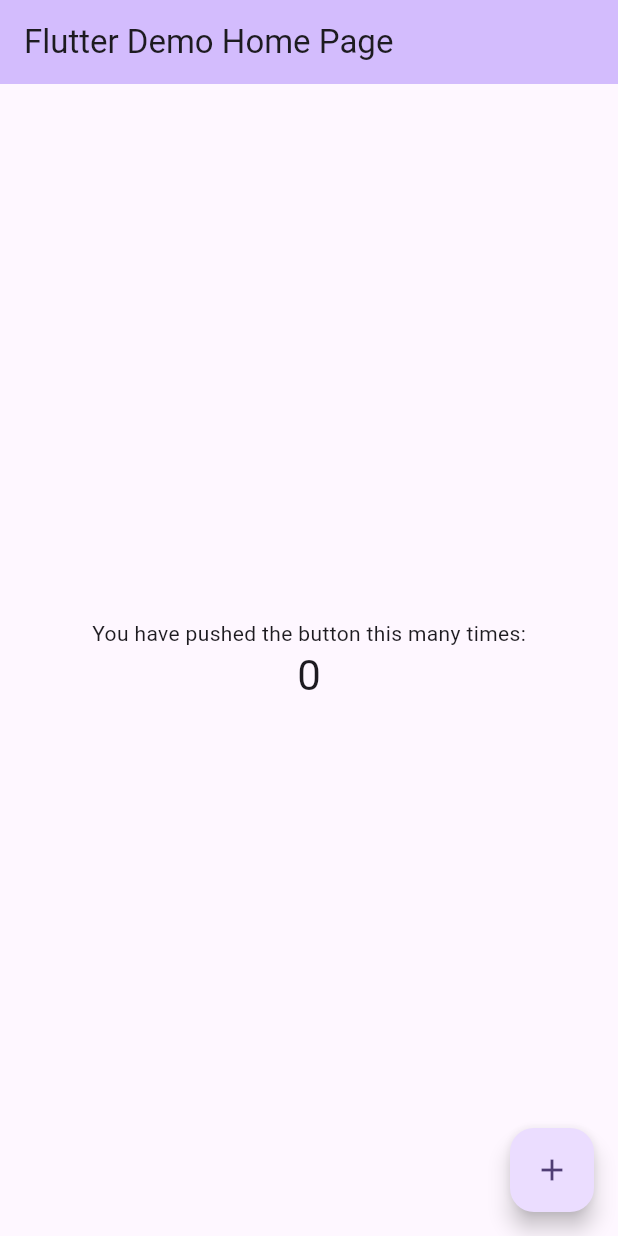
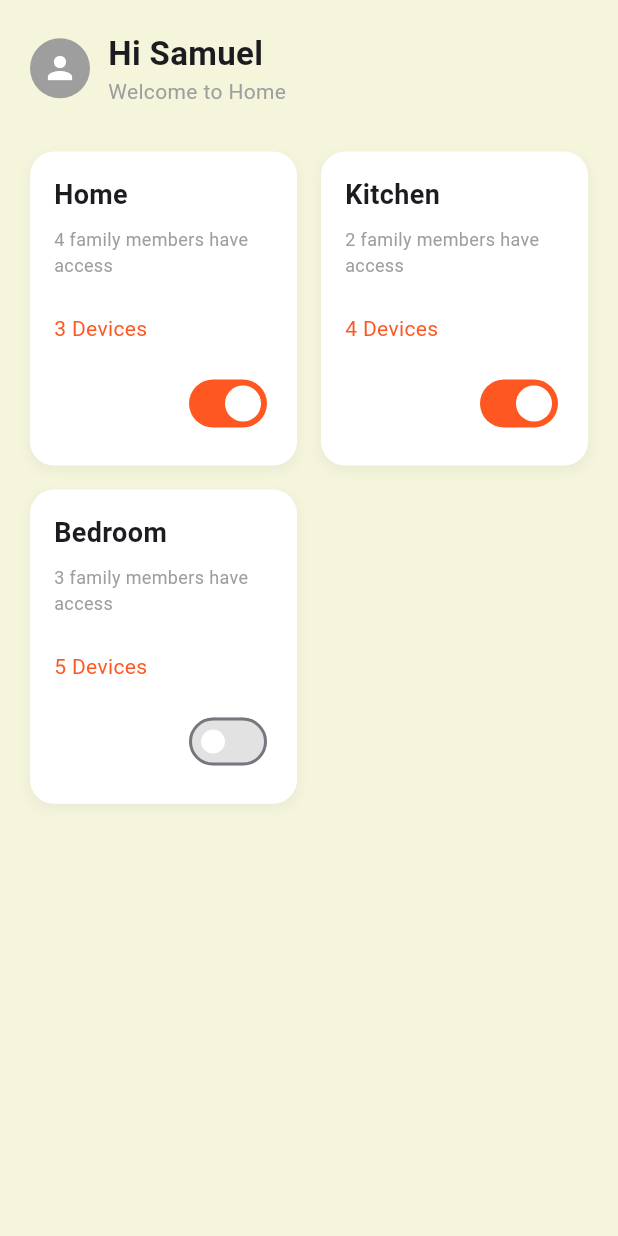
Before and after one commit to Hackathon-M1-Equipe-1/mobile, a Flutter app: the screen it shows after launch, on a phone screen of 412 x 824 dp. Run offline on Flutter 3.47's test engine with Material 3 defaults, Android fonts, the phone set to English and light mode, and no system bars; our stand-ins replace firebase_core; accounts and stored records are empty; Roboto replaces fonts that are missing (Poppins).

Commit message:
ADD ROOMS

```diff
--- a/lib/main.dart
+++ b/lib/main.dart
@@ -1,122 +1,24 @@
 import 'package:flutter/material.dart';
+import 'screens/home_screen.dart';
 
 void main() {
   runApp(const MyApp());
 }
 
 class MyApp extends StatelessWidget {
-  const MyApp({super.key});
+  const MyApp({Key? key}) : super(key: key);
 
-  // This widget is the root of your application.
   @override
   Widget build(BuildContext context) {
     return MaterialApp(
-      title: 'Flutter Demo',
+      debugShowCheckedModeBanner: false,
+      title: 'Smart Home',
       theme: ThemeData(
-        // This is the theme of your application.
-        //
-        // TRY THIS: Try running your application with "flutter run". You'll see
-        // the application has a purple toolbar. Then, without quitting the app,
-        // try changing the seedColor in the colorScheme below to Colors.green
-        // and then invoke "hot reload" (save your changes or press the "hot
-        // reload" button in a Flutter-supported IDE, or press "r" if you used
-        // the command line to start the app).
-        //
-        // Notice that the counter didn't reset back to zero; the application
-        // state is not lost during the reload. To reset the state, use hot
-        // restart instead.
-        //
-        // This works for code too, not just values: Most code changes can be
-        // tested with just a hot reload.
-        colorScheme: ColorScheme.fromSeed(seedColor: Colors.deepPurple),
+        primarySwatch: Colors.deepOrange,
+        fontFamily: 'Poppins',
+        scaffoldBackgroundColor: const Color(0xFFF5F5DC),
       ),
-      home: const MyHomePage(title: 'Flutter Demo Home Page'),
+      home: const HomeScreen(),
     );
   }
 }
-
-class MyHomePage extends StatefulWidget {
-  const MyHomePage({super.key, required this.title});
-
-  // This widget is the home page of your application. It is stateful, meaning
-  // that it has a State object (defined below) that contains fields that affect
-  // how it looks.
-
-  // This class is the configuration for the state. It holds the values (in this
-  // case the title) provided by the parent (in this case the App widget) and
-  // used by the build method of the State. Fields in a Widget subclass are
-  // always marked "final".
-
-  final String title;
-
-  @override
-  State<MyHomePage> createState() => _MyHomePageState();
-}
-
-class _MyHomePageState extends State<MyHomePage> {
-  int _counter = 0;
-
-  void _incrementCounter() {
-    setState(() {
-      // This call to setState tells the Flutter framework that something has
-      // changed in this State, which causes it to rerun the build method below
-      // so that the display can reflect the updated values. If we changed
-      // _counter without calling setState(), then the build method would not be
-      // called again, and so nothing would appear to happen.
-      _counter++;
-    });
-  }
-
-  @override
-  Widget build(BuildContext context) {
-    // This method is rerun every time setState is called, for instance as done
-    // by the _incrementCounter method above.
-    //
-    // The Flutter framework has been optimized to make rerunning build methods
-    // fast, so that you can just rebuild anything that needs updating rather
-    // than having to individually change instances of widgets.
-    return Scaffold(
-      appBar: AppBar(
-        // TRY THIS: Try changing the color here to a specific color (to
-        // Colors.amber, perhaps?) and trigger a hot reload to see the AppBar
-        // change color while the other colors stay the same.
-        backgroundColor: Theme.of(context).colorScheme.inversePrimary,
-        // Here we take the value from the MyHomePage object that was created by
-        // the App.build method, and use it to set our appbar title.
-        title: Text(widget.title),
-      ),
-      body: Center(
-        // Center is a layout widget. It takes a single child and positions it
-        // in the middle of the parent.
-        child: Column(
-          // Column is also a layout widget. It takes a list of children and
-          // arranges them vertically. By default, it sizes itself to fit its
-          // children horizontally, and tries to be as tall as its parent.
-          //
-          // Column has various properties to control how it sizes itself and
-          // how it positions its children. Here we use mainAxisAlignment to
-          // center the children vertically; the main axis here is the vertical
-          // axis because Columns are vertical (the cross axis would be
-          // horizontal).
-          //
-          // TRY THIS: Invoke "debug painting" (choose the "Toggle Debug Paint"
-          // action in the IDE, or press "p" in the console), to see the
-          // wireframe for each widget.
-          mainAxisAlignment: MainAxisAlignment.center,
-          children: <Widget>[
-            const Text('You have pushed the button this many times:'),
-            Text(
-              '$_counter',
-              style: Theme.of(context).textTheme.headlineMedium,
-            ),
-          ],
-        ),
-      ),
-      floatingActionButton: FloatingActionButton(
-        onPressed: _incrementCounter,
-        tooltip: 'Increment',
-        child: const Icon(Icons.add),
-      ), // This trailing comma makes auto-formatting nicer for build methods.
-    );
-  }
-}
--- /dev/null
+++ b/lib/models/device.dart
@@ -0,0 +1,13 @@
+class Device {
+  final String name;
+  final String value;
+  final String icon;
+  bool isActive;
+
+  Device({
+    required this.name,
+    required this.value,
+    required this.icon,
+    this.isActive = false,
+  });
+}
--- /dev/null
+++ b/lib/models/room.dart
@@ -0,0 +1,18 @@
+import 'device.dart';
+
+class Room {
+  final String name;
+  final int familyMembers;
+  final bool isActive;
+  final List<Device> devicesList;
+
+  Room({
+    required this.name,
+    required this.familyMembers,
+    this.isActive = false,
+    required this.devicesList,
+  });
+
+  // Getter to dynamically calculate number of devices
+  int get devices => devicesList.length;
+}
--- /dev/null
+++ b/lib/screens/home_screen.dart
@@ -0,0 +1,144 @@
+import 'package:flutter/material.dart';
+import '../models/room.dart';
+import '../models/device.dart';
+import '../widgets/room_card.dart';
+import 'room_detail_screen.dart';
+
+class HomeScreen extends StatefulWidget {
+  const HomeScreen({Key? key}) : super(key: key);
+
+  @override
+  State<HomeScreen> createState() => _HomeScreenState();
+}
+
+class _HomeScreenState extends State<HomeScreen> {
+  // Sample data for rooms
+  late List<Room> rooms;
+
+  @override
+  void initState() {
+    super.initState();
+    // Initialize rooms with sample data
+    rooms = [
+      Room(
+        name: 'Home',
+        familyMembers: 4,
+        isActive: true,
+        devicesList: [
+          Device(name: 'Main Light', value: '80% Brightness', icon: 'assets/icons/light.png', isActive: true),
+          Device(name: 'TV', value: '42% Volume', icon: 'assets/icons/tv.png'),
+          Device(name: 'AC', value: '24°C Temperature', icon: 'assets/icons/ac.png', isActive: true),
+        ],
+      ),
+      Room(
+        name: 'Kitchen',
+        familyMembers: 2,
+        isActive: true,
+        devicesList: [
+          Device(name: 'Light', value: '60% Brightness', icon: 'assets/icons/light.png', isActive: true),
+          Device(name: 'Refrigerator', value: '5°C Temperature', icon: 'assets/icons/fridge.png', isActive: true),
+          Device(name: 'Microwave', value: 'Off', icon: 'assets/icons/microwave.png'),
+          Device(name: 'Coffee Machine', value: 'Standby', icon: 'assets/icons/coffee.png'),
+        ],
+      ),
+      Room(
+        name: 'Bedroom',
+        familyMembers: 3,
+        isActive: false,
+        devicesList: [
+          Device(name: 'Lamp', value: '65% Brightness', icon: 'assets/icons/lamp.png', isActive: true),
+          Device(name: 'TV', value: '37% Volume', icon: 'assets/icons/tv.png'),
+          Device(name: 'AC', value: '24°C Temperature', icon: 'assets/icons/ac.png', isActive: true),
+          Device(name: 'Fridge', value: '5°C Temperature', icon: 'assets/icons/fridge.png', isActive: true),
+          Device(name: 'CCTV Cam.', value: 'Left/Right : 96.4° & Up/Down : 86.2°', icon: 'assets/icons/cctv.png'),
+        ],
+      ),
+    ];
+  }
+
+  @override
+  Widget build(BuildContext context) {
+    return Scaffold(
+      body: SafeArea(
+        child: Padding(
+          padding: const EdgeInsets.all(20.0),
+          child: Column(
+            crossAxisAlignment: CrossAxisAlignment.start,
+            children: [
+              // User profile and welcome message
+              Row(
+                children: [
+                  const CircleAvatar(
+                    radius: 20,
+                    backgroundColor: Colors.grey,
+                    child: Icon(
+                      Icons.person,
+                      color: Colors.white,
+                    ),
+                  ),
+                  const SizedBox(width: 12),
+                  Column(
+                    crossAxisAlignment: CrossAxisAlignment.start,
+                    children: const [
+                      Text(
+                        'Hi Samuel',
+                        style: TextStyle(
+                          fontSize: 22,
+                          fontWeight: FontWeight.bold,
+                        ),
+                      ),
+                      Text(
+                        'Welcome to Home',
+                        style: TextStyle(
+                          fontSize: 14,
+                          color: Colors.grey,
+                        ),
+                      ),
+                    ],
+                  ),
+                ],
+              ),
+              const SizedBox(height: 30),
+
+              // Room cards
+              Expanded(
+                child: GridView.builder(
+                  gridDelegate: const SliverGridDelegateWithFixedCrossAxisCount(
+                    crossAxisCount: 2,
+                    childAspectRatio: 0.85,
+                    crossAxisSpacing: 16,
+                    mainAxisSpacing: 16,
+                  ),
+                  itemCount: rooms.length,
+                  itemBuilder: (context, index) {
+                    return RoomCard(
+                      room: rooms[index],
+                      onTap: () {
+                        Navigator.push(
+                          context,
+                          MaterialPageRoute(
+                            builder: (context) => RoomDetailScreen(room: rooms[index]),
+                          ),
+                        );
+                      },
+                      onToggle: (value) {
+                        setState(() {
+                          rooms[index] = Room(
+                            name: rooms[index].name,
+                            familyMembers: rooms[index].familyMembers,
+                            isActive: value,
+                            devicesList: rooms[index].devicesList,
+                          );
+                        });
+                      },
+                    );
+                  },
+                ),
+              ),
+            ],
+          ),
+        ),
+      ),
+    );
+  }
+}
--- /dev/null
+++ b/lib/widgets/room_card.dart
@@ -0,0 +1,77 @@
+import 'package:flutter/material.dart';
+import '../models/room.dart';
+
+class RoomCard extends StatelessWidget {
+  final Room room;
+  final VoidCallback onTap;
+  final Function(bool) onToggle;
+
+  const RoomCard({
+    Key? key,
+    required this.room,
+    required this.onTap,
+    required this.onToggle,
+  }) : super(key: key);
+
+  @override
+  Widget build(BuildContext context) {
+    return GestureDetector(
+      onTap: onTap,
+      child: Container(
+        decoration: BoxDecoration(
+          color: Colors.white,
+          borderRadius: BorderRadius.circular(16),
+          boxShadow: [
+            BoxShadow(
+              color: Colors.grey.withOpacity(0.1),
+              spreadRadius: 1,
+              blurRadius: 6,
+              offset: const Offset(0, 3),
+            ),
+          ],
+        ),
+        padding: const EdgeInsets.all(16),
+        child: Column(
+          crossAxisAlignment: CrossAxisAlignment.start,
+          children: [
+            Text(
+              room.name,
+              style: const TextStyle(
+                fontSize: 18,
+                fontWeight: FontWeight.bold,
+              ),
+            ),
+            const SizedBox(height: 8),
+            Text(
+              '${room.familyMembers} family members have access',
+              style: const TextStyle(
+                fontSize: 12,
+                color: Colors.grey,
+              ),
+            ),
+            const SizedBox(height: 24),
+            Text(
+              '${room.devices} Devices',
+              style: const TextStyle(
+                fontSize: 14,
+                color: Colors.deepOrange,
+              ),
+            ),
+            const SizedBox(height: 16),
+            Align(
+              alignment: Alignment.centerRight,
+              child: Switch(
+                value: room.isActive,
+                onChanged: onToggle,
+                activeColor: Colors.white,
+                activeTrackColor: Colors.deepOrange,
+                inactiveTrackColor: Colors.grey.withOpacity(0.3),
+                inactiveThumbColor: Colors.white,
+              ),
+            ),
+          ],
+        ),
+      ),
+    );
+  }
+}
```
Also changed, not shown: lib/screens/room_detail_screen.dart (added, +120 -0 lines), lib/widgets/device_card.dart (added, +106 -0 lines), lib/widgets/stat_card.dart (added, +50 -0 lines).
